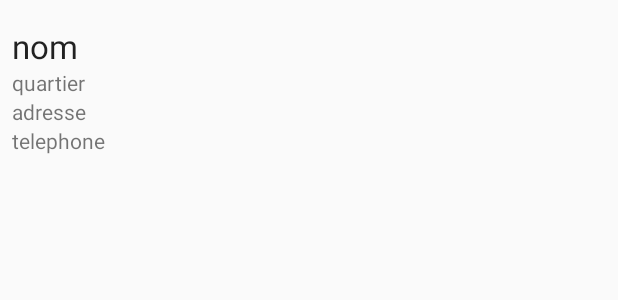
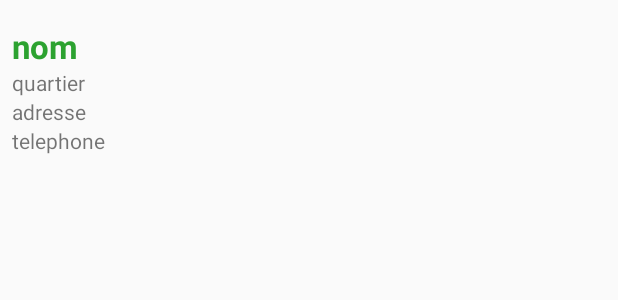
Before and after one commit to chikoungoun/Pharmacie-de-Garde, an Android app: the layout list_item.xml on its own in the app's theme, with its tools: preview values and no code run, on a phone screen of 412 x 824 dp. Shown: the top 300 px of the screen. Run offline under Robolectric (Android 15) with nearby library versions, the phone set to English and light mode, and no system bars; network calls fail.

Commit message:
Title Color changing + Dividers

```diff
--- a/PDG/app/src/main/java/com/example/pdg/MainActivity.java
+++ b/PDG/app/src/main/java/com/example/pdg/MainActivity.java
@@ -2,6 +2,7 @@ package com.example.pdg;
 
 import android.support.v7.app.AppCompatActivity;
 import android.os.Bundle;
+import android.support.v7.widget.DividerItemDecoration;
 import android.support.v7.widget.LinearLayoutManager;
 import android.support.v7.widget.RecyclerView;
 import android.util.Log;
@@ -74,6 +75,9 @@ public class MainActivity extends AppCompatActivity {
                             adapter = new PharmacieAdapter(MainActivity.this,pharmacies);
                             rvPharmacies.setAdapter(adapter);
 
+                            RecyclerView.ItemDecoration divider = new DividerItemDecoration(MainActivity.this,DividerItemDecoration.VERTICAL);
+                            rvPharmacies.addItemDecoration(divider);
+
 
                         } catch (JSONException e) {
                             e.printStackTrace();
--- a/PDG/app/src/main/res/layout/list_item.xml
+++ b/PDG/app/src/main/res/layout/list_item.xml
@@ -21,7 +21,9 @@
             android:layout_height="wrap_content"
             android:gravity="left"
             tools:text="nom"
-            style="@style/TextAppearance.AppCompat.Large"/>
+            style="@style/TextAppearance.AppCompat.Large"
+            android:textColor="#2ca230"
+            android:textStyle="bold"/>
 
         <TextView
             android:id="@+id/quartier"
```
Also changed, not shown: PDG/app/src/main/res/drawable/rvDivider.xml (added, +9 -0 lines).
